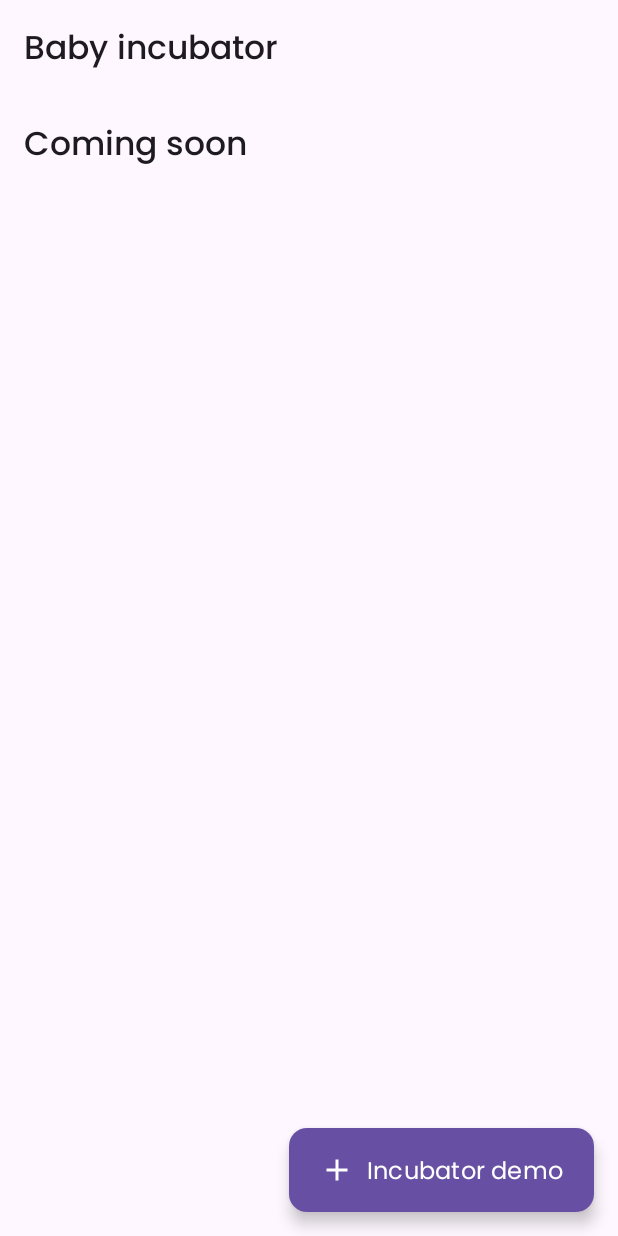
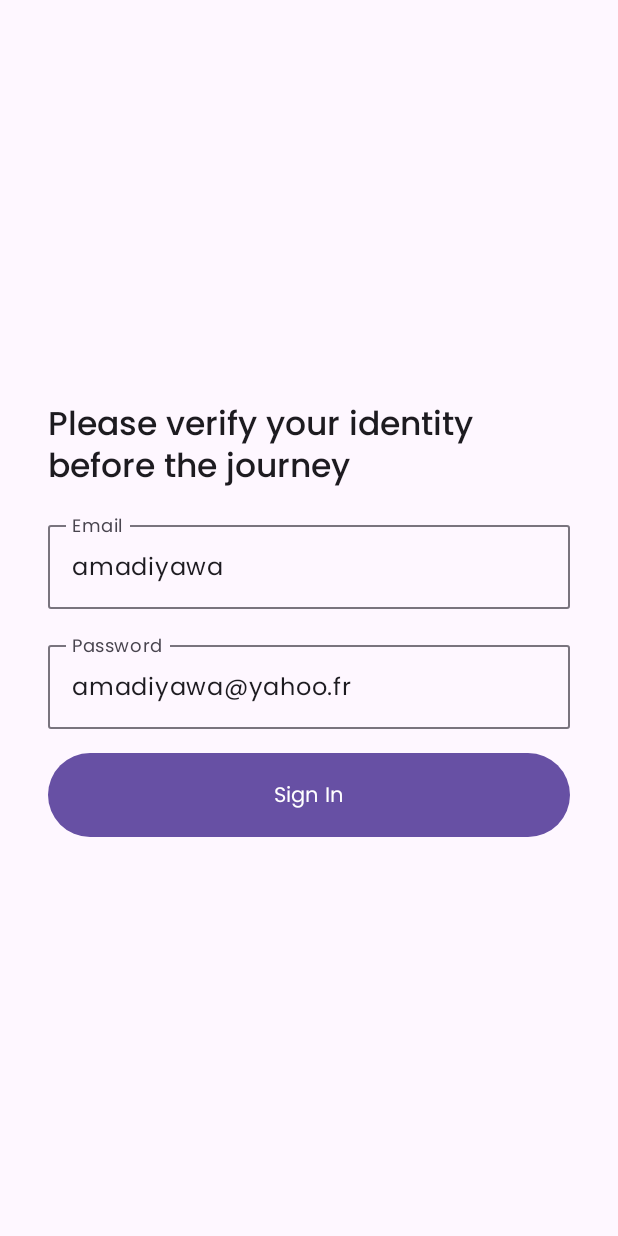
Before and after one commit to amadiyawa/incubator, an Android app built with Jetpack Compose: the screen it shows after launch (MainActivity), on a phone screen of 412 x 824 dp. Run offline under Robolectric (Android 15) with nearby library versions, the phone set to English and light mode, and no system bars; our stand-ins replace Timber, window size class.

Commit message:
Working on the auth feature

```diff
--- a/app/build.gradle.kts
+++ b/app/build.gradle.kts
@@ -56,6 +56,7 @@ android {
 }
 
 dependencies {
+    implementation(projects.featureAuth)
     implementation(projects.featureIncubator)
 
     // Import the Firebase BoM
--- a/app/src/main/java/com/amadiyawa/incubator/presentation/navigation/AppNavHost.kt
+++ b/app/src/main/java/com/amadiyawa/incubator/presentation/navigation/AppNavHost.kt
@@ -4,6 +4,8 @@ import androidx.compose.runtime.Composable
 import androidx.compose.ui.Modifier
 import androidx.navigation.NavHostController
 import androidx.navigation.compose.NavHost
+import com.amadiyawa.feature_auth.presentation.navigation.AuthNavigation
+import com.amadiyawa.feature_auth.presentation.navigation.authGraph
 import com.amadiyawa.feature_base.presentation.navigation.AppNavigationDestination
 import com.amadiyawa.feature_incubator.presentation.navigation.IncubatorListNavigation
 import com.amadiyawa.feature_incubator.presentation.navigation.incubatorListGraph
@@ -14,13 +16,17 @@ fun AppNavHost(
     onNavigateToDestination: (AppNavigationDestination, String?) -> Unit,
     onBackClick: () -> Unit,
     modifier: Modifier = Modifier,
-    startDestination: String = IncubatorListNavigation.route
+    startDestination: String = AuthNavigation.route
 ) {
     NavHost(
         navController = navController,
         startDestination = startDestination,
         modifier = modifier
     ) {
+        authGraph{
+            navController.popBackStack()
+            onNavigateToDestination(IncubatorListNavigation, IncubatorListNavigation.route)
+        }
         incubatorListGraph(
             onNavigateToIncubatorDetail = { incubatorId ->
                 onNavigateToDestination(
--- /dev/null
+++ b/feature_auth/src/main/java/com/amadiyawa/feature_auth/domain/model/SignIn.kt
@@ -0,0 +1,6 @@
+package com.amadiyawa.feature_auth.domain.model
+
+data class SignIn(
+    val email: String,
+    val password: String
+)
--- /dev/null
+++ b/feature_auth/src/main/java/com/amadiyawa/feature_auth/domain/model/SignUp.kt
@@ -0,0 +1,6 @@
+package com.amadiyawa.feature_auth.domain.model
+
+data class SignUp(
+    val password: String,
+    val email: String
+)
--- /dev/null
+++ b/feature_auth/src/main/java/com/amadiyawa/feature_auth/presentation/navigation/AuthNavigation.kt
@@ -0,0 +1,21 @@
+package com.amadiyawa.feature_auth.presentation.navigation
+
+import androidx.navigation.NavGraphBuilder
+import androidx.navigation.compose.composable
+import com.amadiyawa.feature_auth.presentation.screen.auth.AuthScreen
+import com.amadiyawa.feature_base.presentation.navigation.AppNavigationDestination
+
+object AuthNavigation: AppNavigationDestination {
+    override val route = "auth"
+    override val destination = "auth_destination"
+}
+
+fun NavGraphBuilder.authGraph(
+    onNavigateToSignIn: () -> Unit
+) {
+    composable(route = AuthNavigation.route) {
+        AuthScreen(
+            onSignIn = onNavigateToSignIn
+        )
+    }
+}
--- /dev/null
+++ b/feature_auth/src/main/java/com/amadiyawa/feature_auth/presentation/screen/auth/AuthScreen.kt
@@ -0,0 +1,115 @@
+package com.amadiyawa.feature_auth.presentation.screen.auth
+
+import androidx.compose.foundation.layout.Arrangement
+import androidx.compose.foundation.layout.Box
+import androidx.compose.foundation.layout.Column
+import androidx.compose.foundation.layout.PaddingValues
+import androidx.compose.foundation.layout.WindowInsets
+import androidx.compose.foundation.layout.defaultMinSize
+import androidx.compose.foundation.layout.fillMaxSize
+import androidx.compose.foundation.layout.fillMaxWidth
+import androidx.compose.foundation.layout.height
+import androidx.compose.foundation.layout.imePadding
+import androidx.compose.foundation.layout.padding
+import androidx.compose.foundation.text.KeyboardOptions
+import androidx.compose.material3.Button
+import androidx.compose.material3.OutlinedTextField
+import androidx.compose.material3.Scaffold
+import androidx.compose.material3.Text
+import androidx.compose.runtime.Composable
+import androidx.compose.ui.Alignment
+import androidx.compose.ui.Modifier
+import androidx.compose.ui.res.stringResource
+import androidx.compose.ui.text.input.KeyboardCapitalization
+import com.amadiyawa.feature_auth.R
+import com.amadiyawa.feature_base.common.res.Dimen
+import com.amadiyawa.feature_base.presentation.compose.composable.TextTitleLarge
+
+@Composable
+fun AuthScreen(
+    onSignIn: () -> Unit
+) {
+    Scaffold(
+        contentWindowInsets = WindowInsets(0, 0, 0, 0)
+    ) { paddingValues ->
+        SetupContent(
+            paddingValues = paddingValues,
+            onSignIn = onSignIn
+        )
+    }
+}
+
+@Composable
+private fun SetupContent(
+    paddingValues: PaddingValues,
+    onSignIn: () -> Unit
+) {
+    Column(modifier = Modifier
+        .fillMaxSize()
+        .padding(paddingValues)
+    ){
+        HandleUiState(onSignIn = onSignIn)
+    }
+}
+
+@Composable
+private fun HandleUiState(
+    onSignIn: () -> Unit
+) {
+    val email = "amadiyawa"
+    val password = "amadiyawa@yahoo.fr"
+
+    Column(
+        modifier = Modifier
+            .fillMaxSize()
+            .padding(Dimen.Padding.screenContent)
+    ) {
+        Box(modifier = Modifier.fillMaxSize(), contentAlignment = Alignment.Center) {
+            Column(
+                modifier = Modifier
+                    .padding(Dimen.Padding.screenContent)
+                    .imePadding(),
+                horizontalAlignment = Alignment.CenterHorizontally,
+                verticalArrangement = Arrangement.spacedBy(Dimen.Padding.screenContent)
+            ) {
+                TextTitleLarge(
+                    modifier = Modifier
+                        .fillMaxWidth(),
+                    text = stringResource(id = R.string.auth_title)
+                )
+
+                OutlinedTextField(
+                    value = email,
+                    onValueChange = {  },
+                    label = { Text("Email") },
+                    singleLine = true,
+                    modifier = Modifier
+                        .fillMaxWidth()
+                        .defaultMinSize(minHeight = Dimen.Size.extraLarge),
+                    keyboardOptions = KeyboardOptions(capitalization = KeyboardCapitalization.Words)
+                )
+
+                OutlinedTextField(
+                    value = password,
+                    onValueChange = {  },
+                    label = { Text("Password") },
+                    singleLine = true,
+                    modifier = Modifier
+                        .fillMaxWidth()
+                        .defaultMinSize(minHeight = Dimen.Size.extraLarge),
+                    keyboardOptions = KeyboardOptions(capitalization = KeyboardCapitalization.Words)
+                )
+
+                Button(
+                    onClick = { onSignIn() },
+                    enabled = email.isNotBlank(),
+                    modifier = Modifier
+                        .fillMaxWidth()
+                        .height(Dimen.Size.extraLarge)
+                ) {
+                    Text("Sign In")
+                }
+            }
+        }
+    }
+}
--- /dev/null
+++ b/feature_auth/src/main/res/values/strings.xml
@@ -0,0 +1,4 @@
+<?xml version="1.0" encoding="utf-8"?>
+<resources>
+    <string name="auth_title">Please verify your identity before the journey</string>
+</resources>
```
Also changed, not shown: feature_auth/build.gradle.kts (+7 -3 lines), 1 other file.
